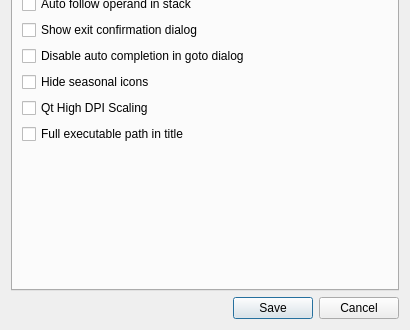
This is src/gui/Src/Gui/SettingsDialog.ui in x64dbg/x64dbg as Qt 5 draws it before an edit; both pictures show x 0 to 410 and y 286 to 616 of the 410 by 616 pixel window. The edited form follows.
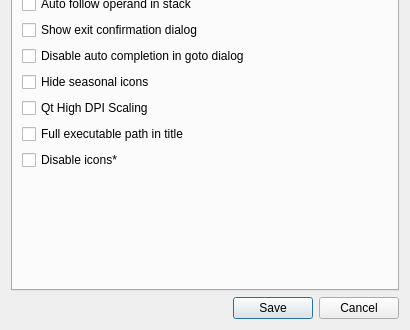
This is the edited form. The open tabs and pages were chosen to show the change. Icons and pictures are not drawn.

Commit message: Add an option to disable the menu icons

```diff
--- a/src/gui/Src/Gui/SettingsDialog.ui
+++ b/src/gui/Src/Gui/SettingsDialog.ui
@@ -948,6 +948,13 @@
          </property>
         </widget>
        </item>
+       <item>
+        <widget class="QCheckBox" name="chkNoIcons">
+         <property name="text">
+          <string>Disable icons*</string>
+         </property>
+        </widget>
+       </item>
        <item>
         <spacer name="verticalSpacerGUI">
          <property name="orientation">
```
The commit also changes 7 other files.
